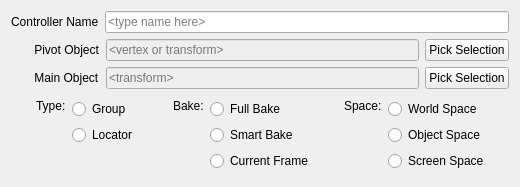
The window that python/mmSolver/tools/createcontroller2/ui/createcontroller_layout.ui (david-cattermole/mayaMatchMoveSolver) describes before a commit, drawn with Qt 5.
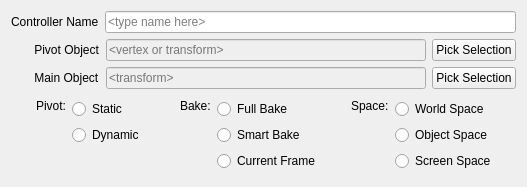
The same window after the commit.

Commit message:
Create Controller tool - Add radio button for pivot.
Hides the 'Type' in the 'Controller Type' menu. The option is saved in
the Maya scene for re-use in future tool uses.

The edit to the form file:
```diff
--- a/python/mmSolver/tools/createcontroller2/ui/createcontroller_layout.ui
+++ b/python/mmSolver/tools/createcontroller2/ui/createcontroller_layout.ui
@@ -160,7 +160,7 @@
        <item>
         <widget class="QLabel" name="type_label">
          <property name="text">
-          <string>Type:</string>
+          <string>Pivot:</string>
          </property>
         </widget>
        </item>
@@ -292,14 +292,14 @@
        <item>
         <widget class="QRadioButton" name="group_rdo_btn">
          <property name="text">
-          <string>Group</string>
+          <string>Static</string>
          </property>
         </widget>
        </item>
        <item>
         <widget class="QRadioButton" name="locator_rdo_btn">
          <property name="text">
-          <string>Locator</string>
+          <string>Dynamic</string>
          </property>
         </widget>
        </item>
```
Left out of the diff: 4 changed lines with no effect on the pictures. The commit also changes 7 other files.
